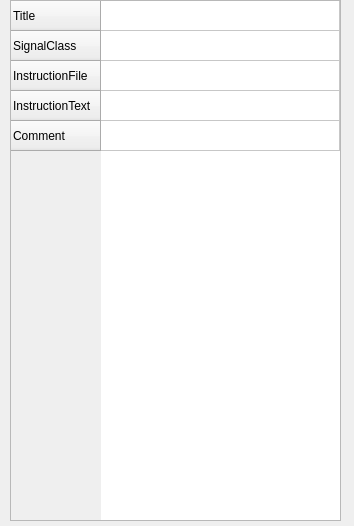
HenricusRex/TMV3, file Editor/EditorRoutine.ui: the form before one commit.
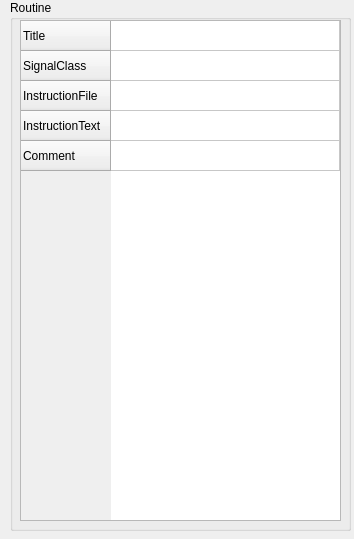
The form after the commit.

What changed in the file:
```diff
--- a/Editor/EditorRoutine.ui
+++ b/Editor/EditorRoutine.ui
@@ -7,19 +7,31 @@
     <x>0</x>
     <y>0</y>
     <width>354</width>
-    <height>526</height>
+    <height>539</height>
    </rect>
   </property>
   <property name="windowTitle">
    <string>Edit Routine</string>
   </property>
-  <widget class="QTableWidget" name="tableWidget">
+  <widget class="QGroupBox" name="groupBox">
    <property name="geometry">
     <rect>
      <x>10</x>
      <y>0</y>
-     <width>331</width>
-     <height>521</height>
+     <width>341</width>
+     <height>531</height>
+    </rect>
+   </property>
+   <property name="title">
+    <string>Routine</string>
+   </property>
+   <widget class="QTableWidget" name="tableWidget">
+    <property name="geometry">
+     <rect>
+      <x>10</x>
+      <y>20</y>
+      <width>321</width>
+      <height>501</height>
     </rect>
    </property>
    <property name="selectionMode">
@@ -72,6 +84,7 @@
      <string/>
     </property>
    </item>
+   </widget>
   </widget>
  </widget>
  <resources/>
```
Lines whose indentation alone changed are shown as unchanged.
